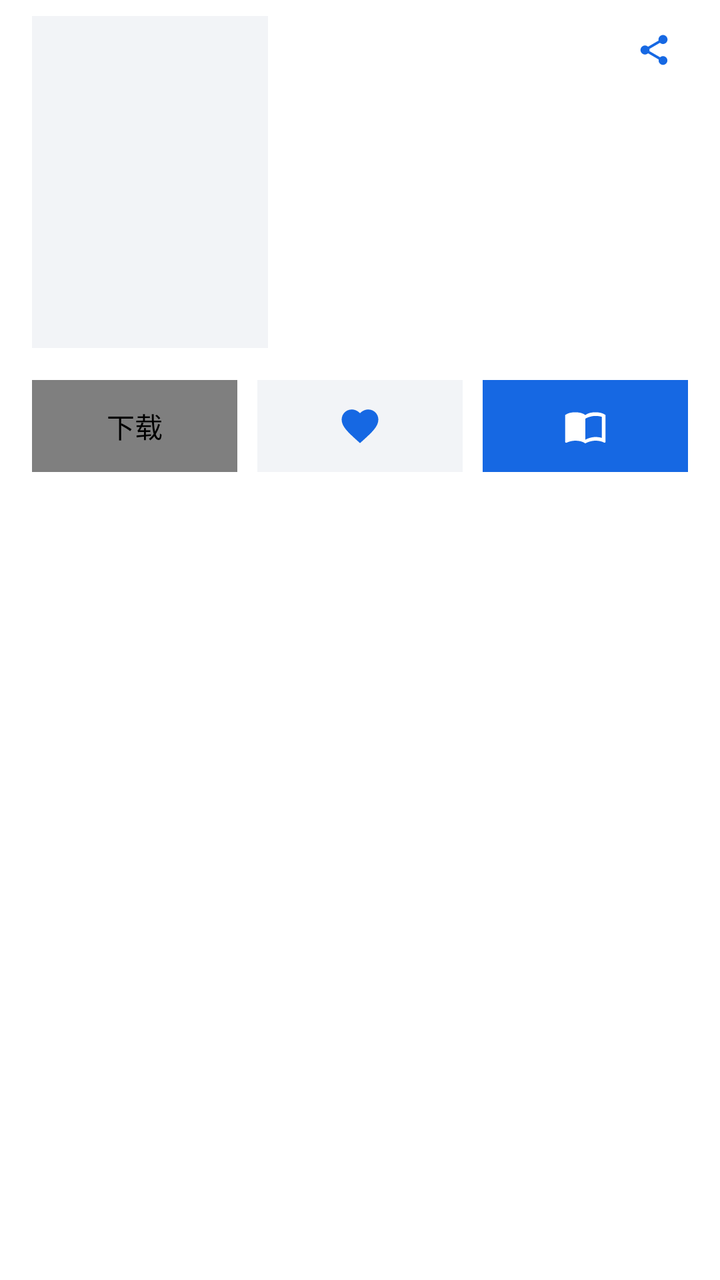
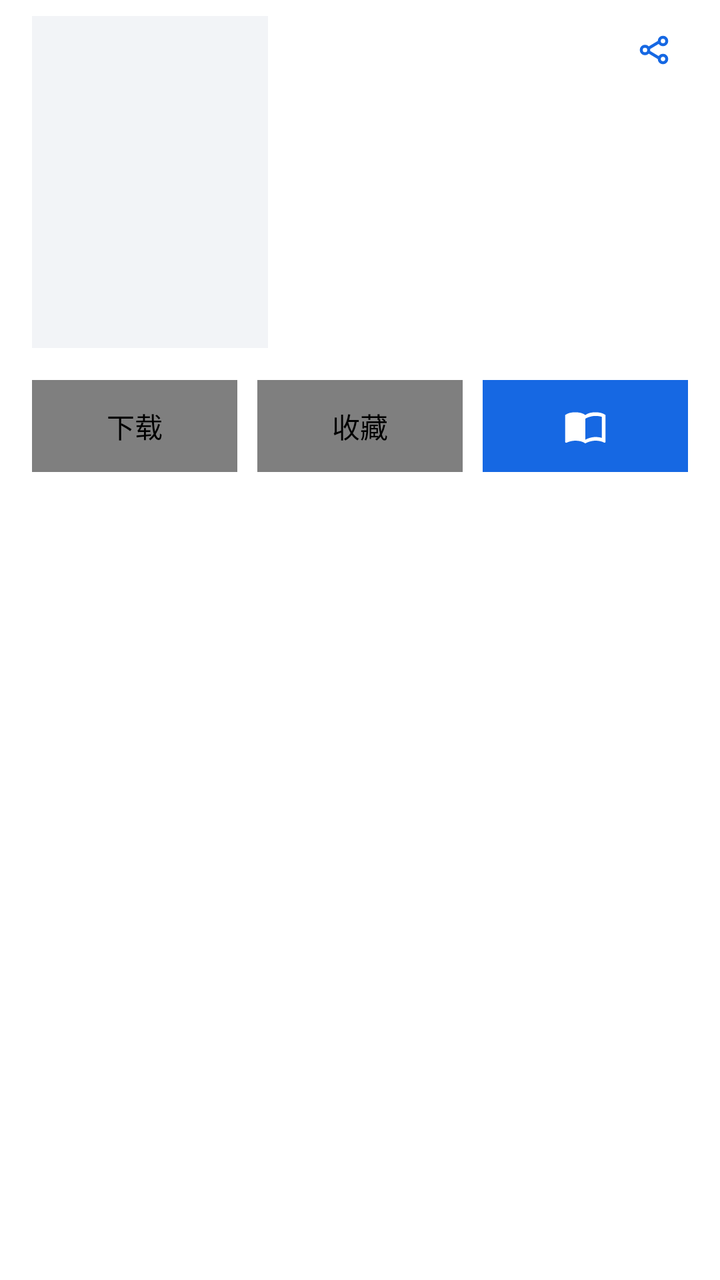

Screens rendered from an Android XML layout before and after an edit, with the pre-edit source and the edit as a unified diff.
<!-- AndroidManifest.xml: application theme Theme.ComicSearch -->
<!-- res/layout/item_detail_header.xml -->
<?xml version="1.0" encoding="utf-8"?>
<LinearLayout xmlns:android="http://schemas.android.com/apk/res/android"
    xmlns:app="http://schemas.android.com/apk/res-auto"
    android:layout_width="match_parent"
    android:layout_height="wrap_content"
    android:orientation="vertical"
    android:paddingBottom="4dp">

    <LinearLayout
        android:layout_width="match_parent"
        android:layout_height="wrap_content"
        android:orientation="horizontal"
        android:paddingStart="16dp"
        android:paddingEnd="16dp"
        android:paddingTop="8dp">

        <ImageView
            android:id="@+id/cover"
            android:layout_width="118dp"
            android:layout_height="166dp"
            android:scaleType="centerCrop"
            android:background="@drawable/bg_cover"
            android:contentDescription="@null" />

        <LinearLayout
            android:layout_width="0dp"
            android:layout_height="wrap_content"
            android:layout_weight="1"
            android:layout_marginStart="14dp"
            android:orientation="vertical">

            <LinearLayout
                android:layout_width="match_parent"
                android:layout_height="wrap_content"
                android:orientation="horizontal"
                android:gravity="top">

                <TextView
                    android:id="@+id/title"
                    android:layout_width="0dp"
                    android:layout_height="wrap_content"
                    android:layout_weight="1"
                    android:textColor="@color/on_surface"
                    android:textSize="17sp"
                    android:textStyle="bold"
                    android:lineSpacingExtra="3dp"
                    android:maxLines="5"
                    android:ellipsize="end" />

                <ImageView
                    android:id="@+id/btnCopy"
                    android:layout_width="34dp"
                    android:layout_height="34dp"
                    android:layout_marginStart="6dp"
                    android:padding="8dp"
                android:src="@drawable/ic_share"
                android:contentDescription="@string/share"
                    android:clickable="true"
                    android:focusable="true"
                    android:background="?attr/selectableItemBackgroundBorderless" />
            </LinearLayout>

            <TextView
                android:id="@+id/author"
                android:layout_width="match_parent"
                android:layout_height="wrap_content"
                android:layout_marginTop="8dp"
                android:textColor="@color/muted"
                android:textSize="12sp"
                android:singleLine="true"
                android:ellipsize="end" />

            <TextView
                android:id="@+id/meta"
                android:layout_width="match_parent"
                android:layout_height="wrap_content"
                android:layout_marginTop="4dp"
                android:textColor="@color/muted"
                android:textSize="12sp" />
        </LinearLayout>
    </LinearLayout>

    
    <LinearLayout
        android:layout_width="match_parent"
        android:layout_height="wrap_content"
        android:layout_marginStart="16dp"
        android:layout_marginEnd="16dp"
        android:layout_marginTop="16dp"
        android:orientation="horizontal">

        <com.moco.comicsearch.DownloadProgressButton
            android:id="@+id/btnDownload"
            android:layout_width="0dp"
            android:layout_height="46dp"
            android:layout_weight="1"
            android:foreground="?attr/selectableItemBackground"
            android:contentDescription="@string/download"
            android:clickable="true"
            android:focusable="true" />

        <ImageView
            android:id="@+id/btnFav"
            android:layout_width="0dp"
            android:layout_height="46dp"
            android:layout_weight="1"
            android:layout_marginStart="10dp"
            android:padding="12dp"
            android:scaleType="centerInside"
            android:src="@drawable/ic_favorite"
            android:tint="?attr/colorPrimary"
            android:background="@drawable/bg_block"
            android:foreground="?attr/selectableItemBackground"
            android:contentDescription="@string/favorite"
            android:clickable="true"
            android:focusable="true" />

        <ImageView
            android:id="@+id/btnRead"
            android:layout_width="0dp"
            android:layout_height="46dp"
            android:layout_weight="1"
            android:layout_marginStart="10dp"
            android:padding="12dp"
            android:scaleType="centerInside"
            android:src="@drawable/ic_read"
            android:tint="@color/white"
            android:background="@drawable/bg_block_primary"
            android:foreground="?attr/selectableItemBackground"
            android:contentDescription="@string/start_reading"
            android:clickable="true"
            android:focusable="true" />
    </LinearLayout>

    
    <HorizontalScrollView
        android:layout_width="match_parent"
        android:layout_height="wrap_content"
        android:layout_marginTop="12dp"
        android:paddingStart="16dp"
        android:paddingEnd="16dp"
        android:scrollbars="none">

        <LinearLayout
            android:id="@+id/tags"
            android:layout_width="wrap_content"
            android:layout_height="wrap_content"
            android:orientation="horizontal" />
    </HorizontalScrollView>

</LinearLayout>
<!-- resources referenced by this layout -->
<resources>
  <color name="muted">#6B7280</color>
  <color name="on_surface">#111418</color>
  <color name="white">#FFFFFF</color>
  <!-- drawable bg_block (drawable) -->
  <?xml version="1.0" encoding="utf-8"?>
  <shape xmlns:android="http://schemas.android.com/apk/res/android" android:shape="rectangle">
      <solid android:color="@color/surface2" />
  </shape>
  <!-- drawable bg_block_primary (drawable) -->
  <?xml version="1.0" encoding="utf-8"?>
  <shape xmlns:android="http://schemas.android.com/apk/res/android" android:shape="rectangle">
      <solid android:color="?attr/colorPrimary" />
  </shape>
  <!-- drawable bg_cover (drawable) -->
  <?xml version="1.0" encoding="utf-8"?>
  <shape xmlns:android="http://schemas.android.com/apk/res/android" android:shape="rectangle">
      <solid android:color="@color/surface2" />
  </shape>
  <!-- drawable ic_favorite (drawable) -->
  <vector xmlns:android="http://schemas.android.com/apk/res/android"
      android:width="24dp"
      android:height="24dp"
      android:viewportWidth="24"
      android:viewportHeight="24"
      android:tint="@color/muted">
      <path
          android:fillColor="#FFFFFF"
          android:pathData="M12,21.35l-1.45,-1.32C5.4,15.36 2,12.28 2,8.5 2,5.42 4.42,3 7.5,3c1.74,0 3.41,0.81 4.5,2.09C13.09,3.81 14.76,3 16.5,3 19.58,3 22,5.42 22,8.5c0,3.78 -3.4,6.86 -8.55,11.54L12,21.35z" />
  </vector>
  <!-- drawable ic_share (drawable) -->
  <vector xmlns:android="http://schemas.android.com/apk/res/android"
      android:width="24dp"
      android:height="24dp"
      android:viewportWidth="24"
      android:viewportHeight="24"
      android:tint="?attr/colorPrimary">
      <path
          android:fillColor="#FFFFFF"
          android:pathData="M18,16.08c-0.76,0 -1.44,0.3 -1.96,0.77L8.91,12.7c0.05,-0.23 0.09,-0.46 0.09,-0.7s-0.04,-0.47 -0.09,-0.7l7.05,-4.11c0.54,0.5 1.25,0.81 2.04,0.81 1.66,0 3,-1.34 3,-3s-1.34,-3 -3,-3 -3,1.34 -3,3c0,0.24 0.04,0.47 0.09,0.7L8.04,9.81C7.5,9.31 6.79,9 6,9c-1.66,0 -3,1.34 -3,3s1.34,3 3,3c0.79,0 1.5,-0.31 2.04,-0.81l7.12,4.16c-0.05,0.21 -0.08,0.43 -0.08,0.65 0,1.61 1.31,2.92 2.92,2.92s2.92,-1.31 2.92,-2.92 -1.31,-2.92 -2.92,-2.92z" />
  </vector>
  <string name="download">下载</string>
  <string name="favorite">收藏</string>
  <string name="share">分享</string>
  <string name="start_reading">开始阅读</string>
  <style name="Theme.ComicSearch" parent="Theme.ComicSearch.Base">
          <item name="android:windowLightStatusBar">true</item>
          <item name="android:windowLightNavigationBar" tools:targetApi="o_mr1">true</item>
      </style>
  <color name="surface2">#F2F4F7</color>
  <color name="primary">#1668E3</color>
  <color name="primary_dim">#E7EFFC</color>
  <color name="surface">#FFFFFF</color>
  <color name="divider">#E3E6EA</color>
  <color name="bg">#FFFFFF</color>
  <style name="ThemeOverlay.ComicSearch.Dialog" parent="ThemeOverlay.Material3.MaterialAlertDialog">
          <item name="colorSurface">@color/surface2</item>
          <item name="colorOnSurface">@color/on_surface</item>
          <item name="shapeAppearanceCornerExtraSmall">@style/ShapeAppearance.ComicSearch.None</item>
          <item name="shapeAppearanceCornerSmall">@style/ShapeAppearance.ComicSearch.None</item>
          <item name="shapeAppearanceCornerMedium">@style/ShapeAppearance.ComicSearch.None</item>
          <item name="shapeAppearanceCornerLarge">@style/ShapeAppearance.ComicSearch.None</item>
          <item name="shapeAppearanceCornerExtraLarge">@style/ShapeAppearance.ComicSearch.None</item>
      </style>
  <style name="ShapeAppearance.ComicSearch.None" parent="">
          <item name="cornerFamily">rounded</item>
          <item name="cornerSize">0dp</item>
      </style>
  <!-- unchanged entries left out for length: 2 -->
</resources>

<!-- the commit's change to res/layout/item_detail_header.xml (unified diff, before → after) -->
@@ -99,17 +99,12 @@
             android:clickable="true"
             android:focusable="true" />
 
-        <ImageView
+        <com.moco.comicsearch.ToggleIconButton
             android:id="@+id/btnFav"
             android:layout_width="0dp"
             android:layout_height="46dp"
             android:layout_weight="1"
             android:layout_marginStart="10dp"
-            android:padding="12dp"
-            android:scaleType="centerInside"
-            android:src="@drawable/ic_favorite"
-            android:tint="?attr/colorPrimary"
-            android:background="@drawable/bg_block"
             android:foreground="?attr/selectableItemBackground"
             android:contentDescription="@string/favorite"
             android:clickable="true"
<!-- resource entries referenced after the edit -->
@@ -3,11 +3,6 @@
   <color name="muted">#6B7280</color>
   <color name="on_surface">#111418</color>
   <color name="white">#FFFFFF</color>
-  <!-- drawable bg_block (drawable) -->
-  <?xml version="1.0" encoding="utf-8"?>
-  <shape xmlns:android="http://schemas.android.com/apk/res/android" android:shape="rectangle">
-      <solid android:color="@color/surface2" />
-  </shape>
   <!-- drawable bg_block_primary (drawable) -->
   <?xml version="1.0" encoding="utf-8"?>
   <shape xmlns:android="http://schemas.android.com/apk/res/android" android:shape="rectangle">
@@ -18,17 +13,6 @@
   <shape xmlns:android="http://schemas.android.com/apk/res/android" android:shape="rectangle">
       <solid android:color="@color/surface2" />
   </shape>
-  <!-- drawable ic_favorite (drawable) -->
-  <vector xmlns:android="http://schemas.android.com/apk/res/android"
-      android:width="24dp"
-      android:height="24dp"
-      android:viewportWidth="24"
-      android:viewportHeight="24"
-      android:tint="@color/muted">
-      <path
-          android:fillColor="#FFFFFF"
-          android:pathData="M12,21.35l-1.45,-1.32C5.4,15.36 2,12.28 2,8.5 2,5.42 4.42,3 7.5,3c1.74,0 3.41,0.81 4.5,2.09C13.09,3.81 14.76,3 16.5,3 19.58,3 22,5.42 22,8.5c0,3.78 -3.4,6.86 -8.55,11.54L12,21.35z" />
-  </vector>
   <!-- drawable ic_share (drawable) -->
   <vector xmlns:android="http://schemas.android.com/apk/res/android"
       android:width="24dp"
@@ -37,8 +21,22 @@
       android:viewportHeight="24"
       android:tint="?attr/colorPrimary">
       <path
-          android:fillColor="#FFFFFF"
-          android:pathData="M18,16.08c-0.76,0 -1.44,0.3 -1.96,0.77L8.91,12.7c0.05,-0.23 0.09,-0.46 0.09,-0.7s-0.04,-0.47 -0.09,-0.7l7.05,-4.11c0.54,0.5 1.25,0.81 2.04,0.81 1.66,0 3,-1.34 3,-3s-1.34,-3 -3,-3 -3,1.34 -3,3c0,0.24 0.04,0.47 0.09,0.7L8.04,9.81C7.5,9.31 6.79,9 6,9c-1.66,0 -3,1.34 -3,3s1.34,3 3,3c0.79,0 1.5,-0.31 2.04,-0.81l7.12,4.16c-0.05,0.21 -0.08,0.43 -0.08,0.65 0,1.61 1.31,2.92 2.92,2.92s2.92,-1.31 2.92,-2.92 -1.31,-2.92 -2.92,-2.92z" />
+          android:pathData="M8.6,10.7L15.4,6.6M8.6,13.3L15.4,17.4"
+          android:strokeColor="#FFFFFF"
+          android:strokeWidth="2"
+          android:strokeLineCap="round" />
+      <path
+          android:pathData="M18,8.5a2.5,2.5 0 1,0 0,-5a2.5,2.5 0 1,0 0,5"
+          android:strokeColor="#FFFFFF"
+          android:strokeWidth="2" />
+      <path
+          android:pathData="M6,14.5a2.5,2.5 0 1,0 0,-5a2.5,2.5 0 1,0 0,5"
+          android:strokeColor="#FFFFFF"
+          android:strokeWidth="2" />
+      <path
+          android:pathData="M18,20.5a2.5,2.5 0 1,0 0,-5a2.5,2.5 0 1,0 0,5"
+          android:strokeColor="#FFFFFF"
+          android:strokeWidth="2" />
   </vector>
   <string name="download">下载</string>
   <string name="favorite">收藏</string>
